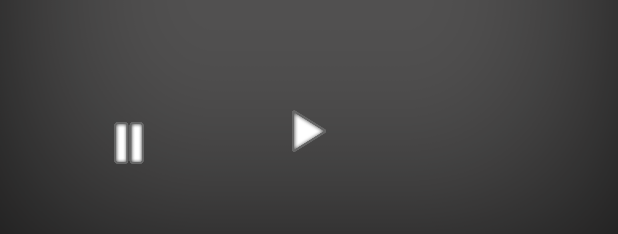
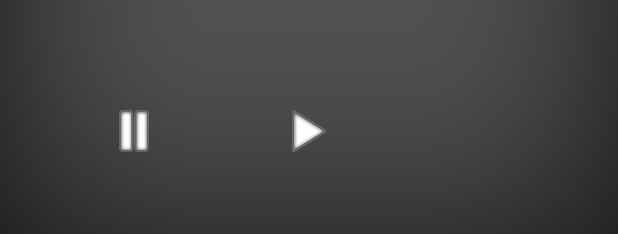
Before and after one commit to haritha28/Android-Music-Player-app, an Android app: the layout activity_main.xml on its own in the app's theme, with its tools: preview values and no code run, on a phone screen of 412 x 824 dp. Shown: the part 999-1233 px from the top of the screen. Run offline under Robolectric (Android 15) with nearby library versions, the phone set to English and light mode, and no system bars.

Commit message:
Arrangement ordered Well

```diff
--- a/myapp/app/src/main/res/layout/activity_main.xml
+++ b/myapp/app/src/main/res/layout/activity_main.xml
@@ -121,7 +121,7 @@
         android:layout_marginEnd="16dp"
         app:layout_constraintBottom_toBottomOf="@+id/activity_main"
         android:layout_marginBottom="16dp"
-        app:layout_constraintHorizontal_bias="0.09"
-        app:layout_constraintVertical_bias="0.97" />
+        app:layout_constraintHorizontal_bias="0.1"
+        app:layout_constraintVertical_bias="0.96" />
 
 </android.support.constraint.ConstraintLayout>
```
